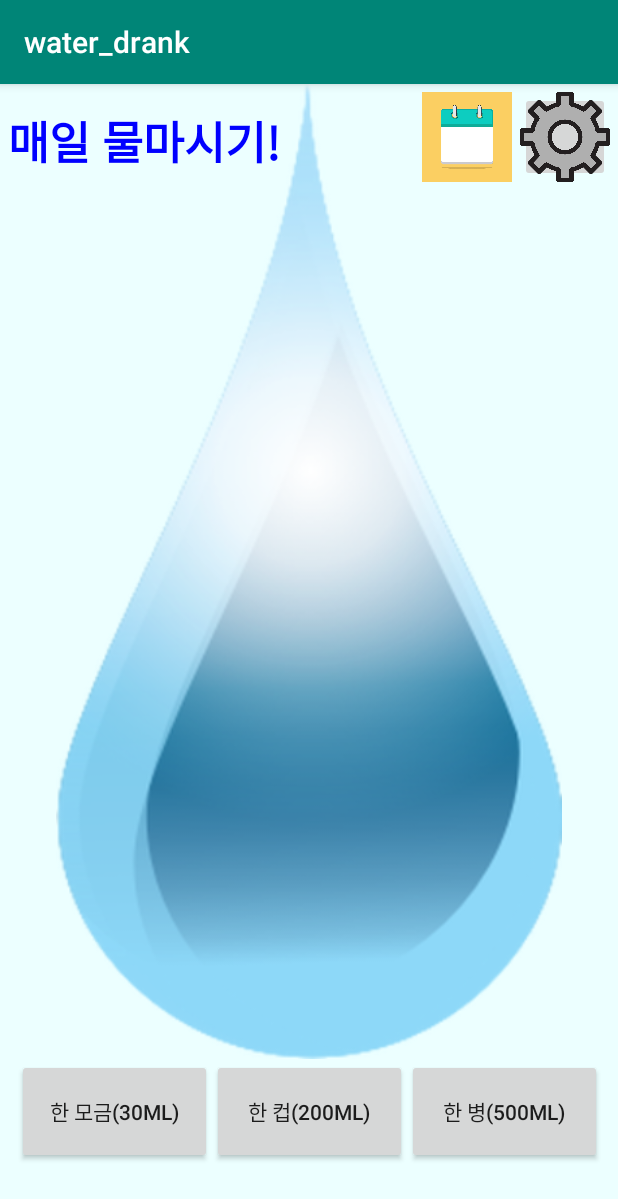
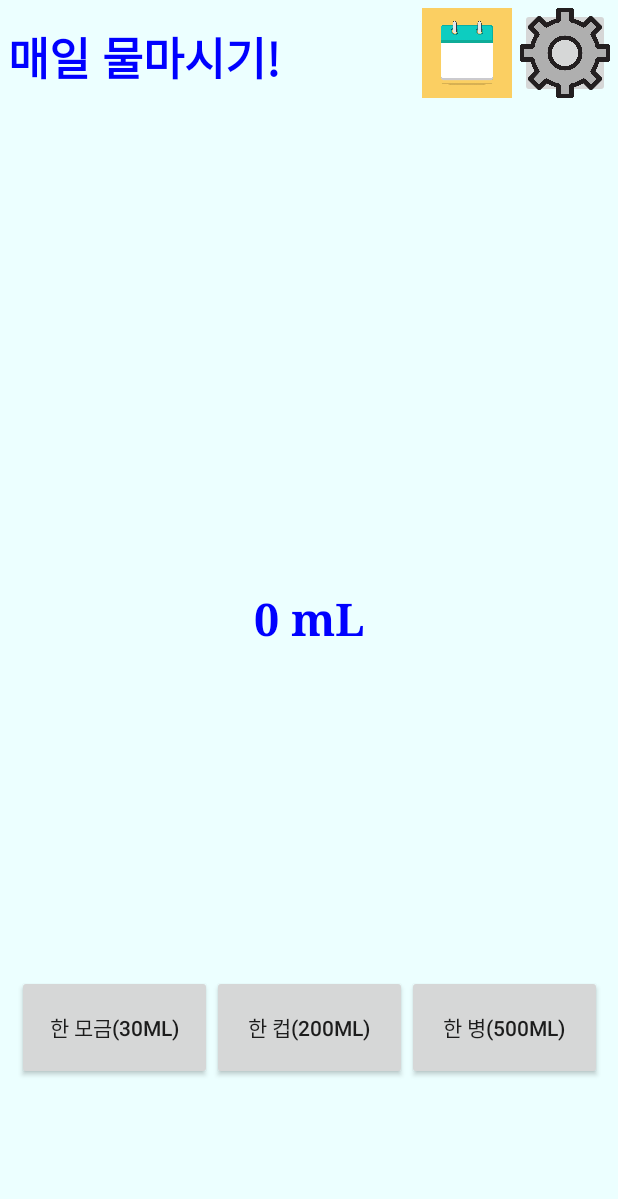
Before and after one commit to asui1/waterdrank, an Android app: the screen it shows after launch (MainActivity), on a phone screen of 412 x 824 dp. Shown: the top 1199 px of the screen. Run offline under Robolectric (Android 15) with nearby library versions, the phone set to English and light mode, and no system bars.

Commit message:
basic completed

```diff
--- a/app/src/main/res/layout/activity_main.xml
+++ b/app/src/main/res/layout/activity_main.xml
@@ -32,14 +32,26 @@
             android:contentDescription="@string/StringValue" android:backgroundTint="#00FFFFFF"
             android:visibility="visible"
     />
+
+    <ImageButton
+            android:layout_width="match_parent"
+            android:layout_height="650dp"
+            app:srcCompat="@color/aqua" android:id="@+id/hide_drop"
+            android:padding="0dp"
+            android:contentDescription="@string/StringValue"
+            app:layout_constraintTop_toTopOf="parent"
+            app:layout_constraintLeft_toLeftOf="parent"
+    />
+
+
     <Button
             android:layout_width="130dp"
             android:layout_height="70dp"
             android:id="@+id/water_amount_button1"
             android:text="@string/water_amount_button1"
             app:layout_constraintEnd_toStartOf="@id/water_amount_button2"
-            app:layout_constraintTop_toBottomOf="@id/water_drop"
-/>
+            app:layout_constraintTop_toBottomOf="@id/water_drop"/>
+
     <Button
             android:layout_width="130dp"
             android:layout_height="70dp"
@@ -99,4 +111,18 @@
             app:layout_constraintLeft_toLeftOf="parent"
             android:text="@string/title_text"/>
 
+    <TextView
+            android:layout_width="wrap_content"
+            android:layout_height="wrap_content"
+            android:id="@+id/water_amount"
+            android:textSize="30sp"
+            android:textColor="@color/blue"
+            android:textStyle="bold"
+            android:typeface="serif"
+            android:text="@string/water_amount"
+            app:layout_constraintTop_toTopOf="parent"
+            app:layout_constraintBottom_toBottomOf="parent"
+            app:layout_constraintEnd_toEndOf="parent"
+            app:layout_constraintStart_toStartOf="parent"/>
+
 </android.support.constraint.ConstraintLayout>
--- a/app/src/main/res/values/strings.xml
+++ b/app/src/main/res/values/strings.xml
@@ -9,4 +9,5 @@
     <string name="setting">설정</string>
     <string name="StringValue">이미지가 열리지 않습니다.</string>
     <string name="title_text">매일 물마시기!</string>
+    <string name="water_amount">0 mL</string>
 </resources>
--- a/app/src/main/res/values/styles.xml
+++ b/app/src/main/res/values/styles.xml
@@ -1,7 +1,9 @@
 <resources>
 
     <!-- Base application theme. -->
-    <style name="AppTheme" parent="Theme.AppCompat.Light.DarkActionBar">
+    <style name="AppTheme" parent="Theme.AppCompat.Light.NoActionBar">
+        <item name="windowNoTitle">true</item>
+        <item name="windowActionBar">false</item>
         <!-- Customize your theme here. -->
         <item name="colorPrimary">@color/colorPrimary</item>
         <item name="colorPrimaryDark">@color/colorPrimaryDark</item>
```
Also changed, not shown: app/src/main/java/asui/water/MainActivity.kt (+75 -38 lines).
